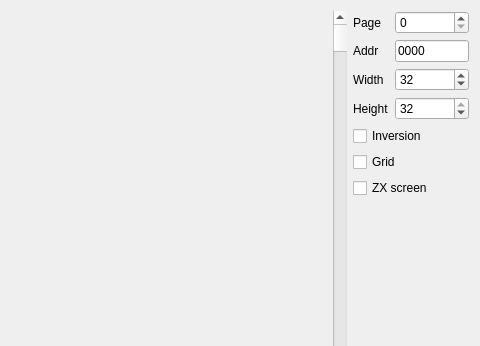
Before: the Qt Designer form ui/memviewer.ui in samstyle/Xpeccy, drawn with Qt 5; both pictures show x 196 to 676 and y 0 to 346 of the 676 by 554 pixel window.
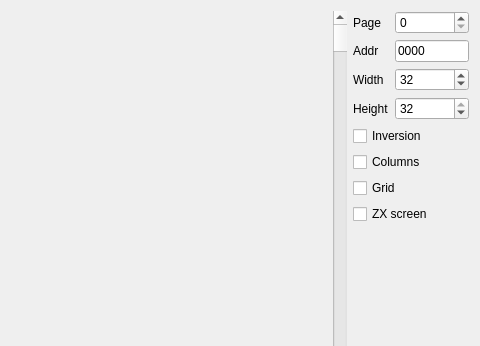
After: the same form once the commit is applied. Icons and pictures are not drawn. Custom widgets are drawn as their Qt base class.

```diff
--- a/ui/memviewer.ui
+++ b/ui/memviewer.ui
@@ -7,7 +7,7 @@
     <x>0</x>
     <y>0</y>
     <width>676</width>
-    <height>547</height>
+    <height>552</height>
    </rect>
   </property>
   <property name="windowTitle">
@@ -136,6 +136,13 @@
        </property>
       </widget>
      </item>
+     <item>
+      <widget class="QCheckBox" name="cbColumns">
+       <property name="text">
+        <string>Columns</string>
+       </property>
+      </widget>
+     </item>
      <item>
       <widget class="QCheckBox" name="cbGrid">
        <property name="text">
```
